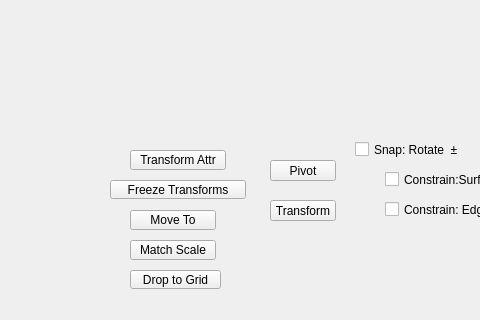
The window that tentacle/ui/transform#submenu.ui (m3trik/tentacle) describes before a commit, drawn with Qt 5; both pictures show x 0 to 480 and y 100 to 420 of the 600 by 600 pixel window.
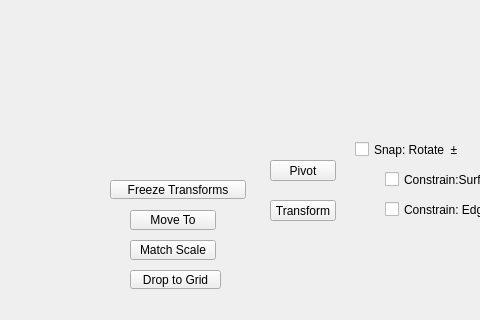
The same window after the commit. Custom widgets are drawn as their Qt base class.

What changed in the file:
```diff
--- a/tentacle/ui/transform#submenu.ui
+++ b/tentacle/ui/transform#submenu.ui
@@ -318,83 +318,6 @@
      <bool>false</bool>
     </property>
    </widget>
-   <widget class="QPushButton" name="b000">
-    <property name="geometry">
-     <rect>
-      <x>130</x>
-      <y>250</y>
-      <width>96</width>
-      <height>20</height>
-     </rect>
-    </property>
-    <property name="minimumSize">
-     <size>
-      <width>0</width>
-      <height>20</height>
-     </size>
-    </property>
-    <property name="maximumSize">
-     <size>
-      <width>999</width>
-      <height>20</height>
-     </size>
-    </property>
-    <property name="palette">
-     <palette>
-      <active>
-       <colorrole role="Highlight">
-        <brush brushstyle="SolidPattern">
-         <color alpha="255">
-          <red>80</red>
-          <green>138</green>
-          <blue>255</blue>
-         </color>
-        </brush>
-       </colorrole>
-      </active>
-      <inactive>
-       <colorrole role="Highlight">
-        <brush brushstyle="SolidPattern">
-         <color alpha="255">
-          <red>80</red>
-          <green>138</green>
-          <blue>255</blue>
-         </color>
-        </brush>
-       </colorrole>
-      </inactive>
-      <disabled>
-       <colorrole role="Highlight">
-        <brush brushstyle="SolidPattern">
-         <color alpha="255">
-          <red>51</red>
-          <green>153</green>
-          <blue>255</blue>
-         </color>
-        </brush>
-       </colorrole>
-      </disabled>
-     </palette>
-    </property>
-    <property name="toolTip">
-     <string/>
-    </property>
-    <property name="text">
-     <string>Transform Attr</string>
-    </property>
-    <property name="autoDefault">
-     <bool>true</bool>
-    </property>
-    <property name="default">
-     <bool>false</bool>
-    </property>
-    <property name="flat">
-     <bool>false</bool>
-    </property>
-    <property name="bnabled" stdset="0">
-     <bool>true</bool>
-    </property>
-   </widget>
    <widget class="PushButton" name="tb005">
     <property name="enabled">
      <bool>true</bool>
```
